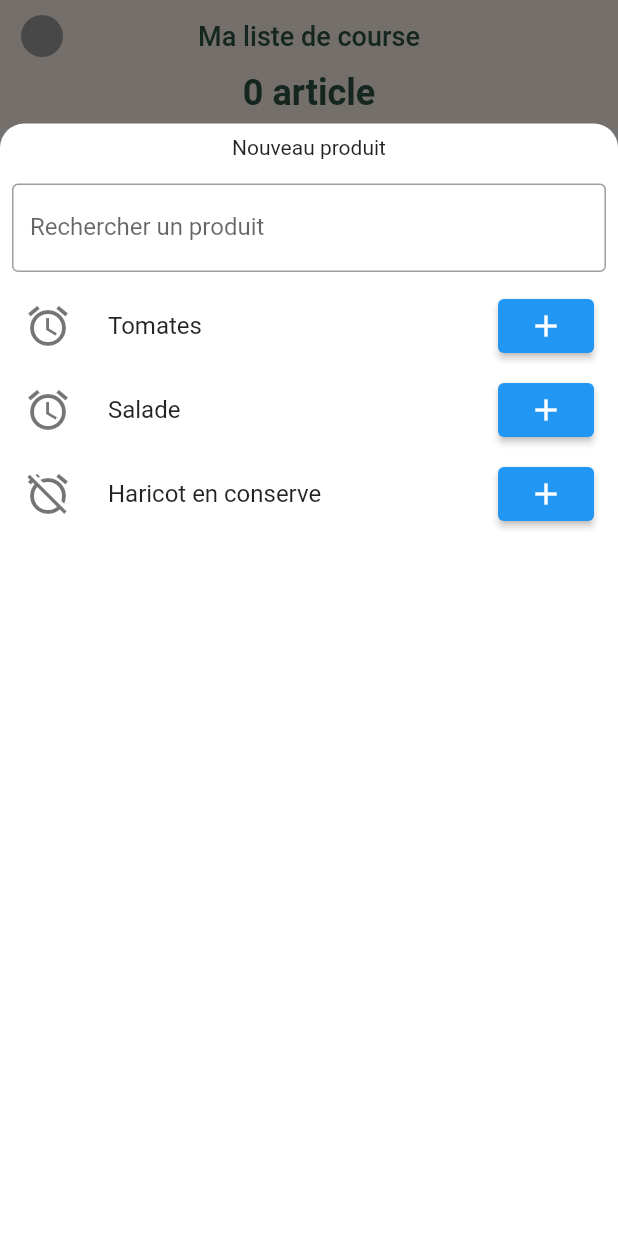
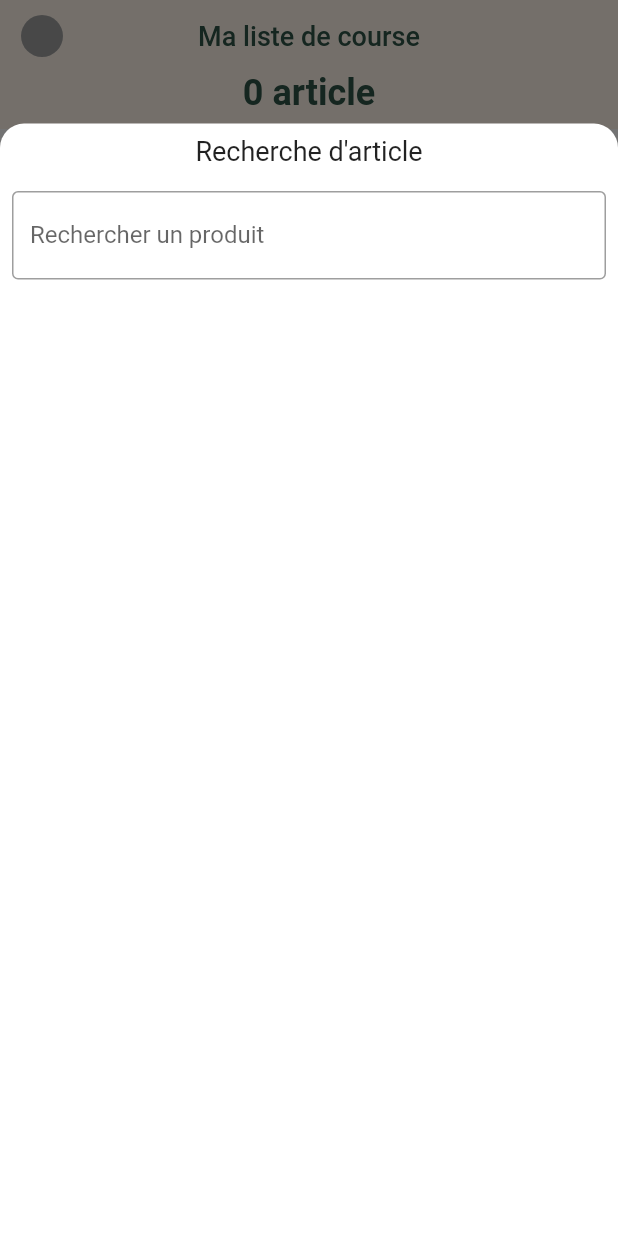
Before and after one commit to Ptitjbus/my_first_application, a Flutter app: the screen it shows after launch, after a tap on "Votre texte ici", on a phone screen of 412 x 824 dp. Run offline on Flutter 3.47's test engine with Material 2 defaults, Android fonts, the phone set to English and light mode, and no system bars; our stand-ins replace connectivity_plus, rxdart; network calls fail.

Commit message:
Recherche d'article

```diff
--- a/flutter_application_1/lib/main.dart
+++ b/flutter_application_1/lib/main.dart
@@ -3,6 +3,7 @@ import 'dart:io';
 import 'dart:convert';
 import 'package:flutter/material.dart';
 import 'package:connectivity_plus/connectivity_plus.dart';
+import 'package:rxdart/rxdart.dart';
 import 'package:web_socket_channel/io.dart';
 import 'package:web_socket_channel/web_socket_channel.dart';
 import 'package:intl/intl.dart';
@@ -55,14 +56,46 @@ class ProductList extends StatefulWidget {
 class _ProductListState extends State<ProductList> {
   final TextEditingController _textFieldController = TextEditingController();
   final List<Product> _products = <Product>[];
+  final TextEditingController _searchController = TextEditingController();
+  final BehaviorSubject<List<String>> _resultsController = BehaviorSubject();
+  List<String> allFoods = [
+    'Abricot',
+    'Banane',
+    'Carotte',
+    'Datte',
+    'Epinard',
+    'Fraise',
+    'Grenade',
+    'Haricot',
+    'Igname',
+    'Jicama',
+    'Kale',
+    'Lentille',
+    'Mangue',
+    'Noix',
+    'Oignon',
+    'Poivron',
+    'Quinoa',
+    'Raisin',
+    'Sarrasin',
+    'Tomate',
+    'Ugli fruit',
+    'Vanille',
+    'Wasabi',
+    'Xigua',
+    'Yam',
+    'Zucchini'
+  ];
   bool _connected = false;
   bool _websocketConnected = false;
   StreamSubscription<ConnectivityResult>? _subscription;
   WebSocketChannel? _channel;
+  final selectedFood = ValueNotifier<String?>(null);
 
   @override
   void initState() {
     super.initState();
+    _searchController.addListener(_onSearchChanged);
     _subscription =
         Connectivity().onConnectivityChanged.listen((resultat) async {
       bool connected = resultat != ConnectivityResult.none;
@@ -80,9 +113,25 @@ class _ProductListState extends State<ProductList> {
 
   @override
   void dispose() {
+    _searchController.removeListener(_onSearchChanged);
+    _searchController.dispose();
+    _resultsController.close();
     _subscription?.cancel();
     _disconnectWebSocket();
     super.dispose();
+  }
+
+  void _onSearchChanged() async {
+    _resultsController.add(await searchFoods(_searchController.text));
+  }
+
+  Future<List<String>> searchFoods(String query) async {
+    await Future.delayed(
+        const Duration(seconds: 1)); // simule une latence de réseau
+
+    return allFoods
+        .where((food) => food.toLowerCase().contains(query.toLowerCase()))
+        .toList();
   }
 
   Future<void> _connectWebSocket() async {
@@ -257,7 +306,7 @@ class _ProductListState extends State<ProductList> {
           padding: const EdgeInsets.symmetric(vertical: 16.0),
           color: const Color.fromRGBO(255, 255, 255, 1),
           child: Container(
-            height: 116.0,
+            height: 50.0,
             decoration: BoxDecoration(
               boxShadow: [
                 BoxShadow(
@@ -269,21 +318,6 @@ class _ProductListState extends State<ProductList> {
             ),
             child: Column(
               children: [
-                SizedBox(
-                  width: double.infinity,
-                  child: Padding(
-                    padding: const EdgeInsets.fromLTRB(8.0, 0, 8.0, 16.0),
-                    child: OutlinedButton(
-                      onPressed: () => _displayDialog(context),
-                      style: OutlinedButton.styleFrom(
-                        padding: const EdgeInsets.symmetric(vertical: 12.0),
-                        side: const BorderSide(color: Colors.blue, width: 1.0),
-                        textStyle: const TextStyle(fontSize: 16.0),
-                      ),
-                      child: const Text("+ Ajouter un élément à la liste"),
-                    ),
-                  ),
-                ),
                 FractionallySizedBox(
                   widthFactor: 1,
                   child: Padding(
@@ -315,6 +349,10 @@ class _ProductListState extends State<ProductList> {
           minChildSize: 0.85,
           maxChildSize: 0.9,
           builder: (BuildContext context, ScrollController scrollController) {
+            return ValueListenableBuilder<String?>(
+                valueListenable: selectedFood,
+                builder: (context, food, child) {
+                  if (food == null) {
                     return Container(
                       decoration: const BoxDecoration(
                         color: Colors.white,
@@ -324,75 +362,106 @@ class _ProductListState extends State<ProductList> {
                         ),
                       ),
                       child: SafeArea(
-                child: ListView(
-                  controller: scrollController,
+                        child: Column(
                           children: [
                             const Center(
                               child: Padding(
                                 padding: EdgeInsets.all(8.0),
-                        child: Text("Nouveau produit"),
+                                child: Text(
+                                  "Recherche d'article",
+                                  style: TextStyle(fontSize: 18),
                                 ),
                               ),
-                    const Padding(
-                      padding: EdgeInsets.all(8.0),
+                            ),
+                            Padding(
+                              padding: const EdgeInsets.all(8.0),
                               child: TextField(
-                        decoration: InputDecoration(
+                                controller: _searchController,
+                                decoration: const InputDecoration(
                                   labelText: "Rechercher un produit",
                                   border: OutlineInputBorder(),
                                 ),
                               ),
                             ),
-                    ListTile(
-                      leading: const Icon(
-                        Icons.access_alarm,
-                        color: Colors.black54,
-                        size: 32.0,
+                            Flexible(
+                              child: StreamBuilder<List<String>>(
+                                stream: _resultsController.stream,
+                                builder: (context, snapshot) {
+                                  if (snapshot.hasData &&
+                                      snapshot.data != null) {
+                                    return ListView.builder(
+                                      shrinkWrap: true,
+                                      itemCount: snapshot.data!.length,
+                                      itemBuilder: (context, index) {
+                                        return Card(
+                                          color: white,
+                                          child: ListTile(
+                                            title: Row(
+                                              mainAxisAlignment:
+                                                  MainAxisAlignment
+                                                      .spaceBetween,
+                                              children: [
+                                                Text(
+                                                  snapshot.data![index],
                                                 ),
-                      title: const Text("Tomates"),
-                      trailing: ElevatedButton(
-                        onPressed: () => {
-                          Navigator.pop(context),
-                          _addProductItem("Tomates")
+                                                const Icon(
+                                                    Icons.arrow_forward_ios),
+                                              ],
+                                            ),
+                                            onTap: () {
+                                              setState(() {
+                                                selectedFood.value =
+                                                    snapshot.data![index];
+                                              });
                                             },
-                        child: const Icon(Icons.add),
+                                          ),
+                                        );
+                                      },
+                                    );
+                                  } else {
+                                    return const SizedBox.shrink();
+                                  }
+                                },
+                              ),
+                            )
+                          ],
                         ),
                       ),
-                    ListTile(
-                      leading: const Icon(
-                        Icons.access_alarm,
-                        color: Colors.black54,
-                        size: 32.0,
-                      ),
-                      title: const Text("Salade"),
-                      trailing: ElevatedButton(
-                        onPressed: () =>
-                            {Navigator.pop(context), _addProductItem("Salade")},
-                        child: const Icon(Icons.add),
+                    );
+                  } else {
+                    return Container(
+                      decoration: const BoxDecoration(
+                        color: Colors.white,
+                        borderRadius: BorderRadius.only(
+                          topLeft: Radius.circular(16.0),
+                          topRight: Radius.circular(16.0),
                         ),
                       ),
-                    ListTile(
-                      leading: const Icon(
-                        Icons.alarm_off,
-                        color: Colors.black54,
-                        size: 32.0,
+                      child: SafeArea(
+                        child: Column(
+                          children: [
+                            Center(
+                              child: Padding(
+                                padding: const EdgeInsets.all(8.0),
+                                child: Text(
+                                  selectedFood.value!,
+                                  style: const TextStyle(fontSize: 18),
                                 ),
-                      title: const Text("Haricot en conserve"),
-                      trailing: ElevatedButton(
-                        onPressed: () => {
-                          Navigator.pop(context),
-                          _addProductItem("Haricot en conserve")
-                        },
-                        child: const Icon(Icons.add),
                               ),
                             ),
                           ],
                         ),
                       ),
                     );
+                  }
+                });
           },
         );
       },
-    );
+    ).then((_) {
+      // This callback is called when the modal bottom sheet is dismissed
+      selectedFood.value = null;
+    });
   }
 }
 
--- a/flutter_application_1/pubspec.yaml
+++ b/flutter_application_1/pubspec.yaml
@@ -30,6 +30,8 @@ environment:
 dependencies:
   flutter:
     sdk: flutter
+
+  rxdart: ^0.27.2
 
 
   # The following adds the Cupertino Icons font to your application.
```
Also changed, not shown: flutter_application_1/pubspec.lock. Lines whose indentation alone changed are shown as unchanged.
